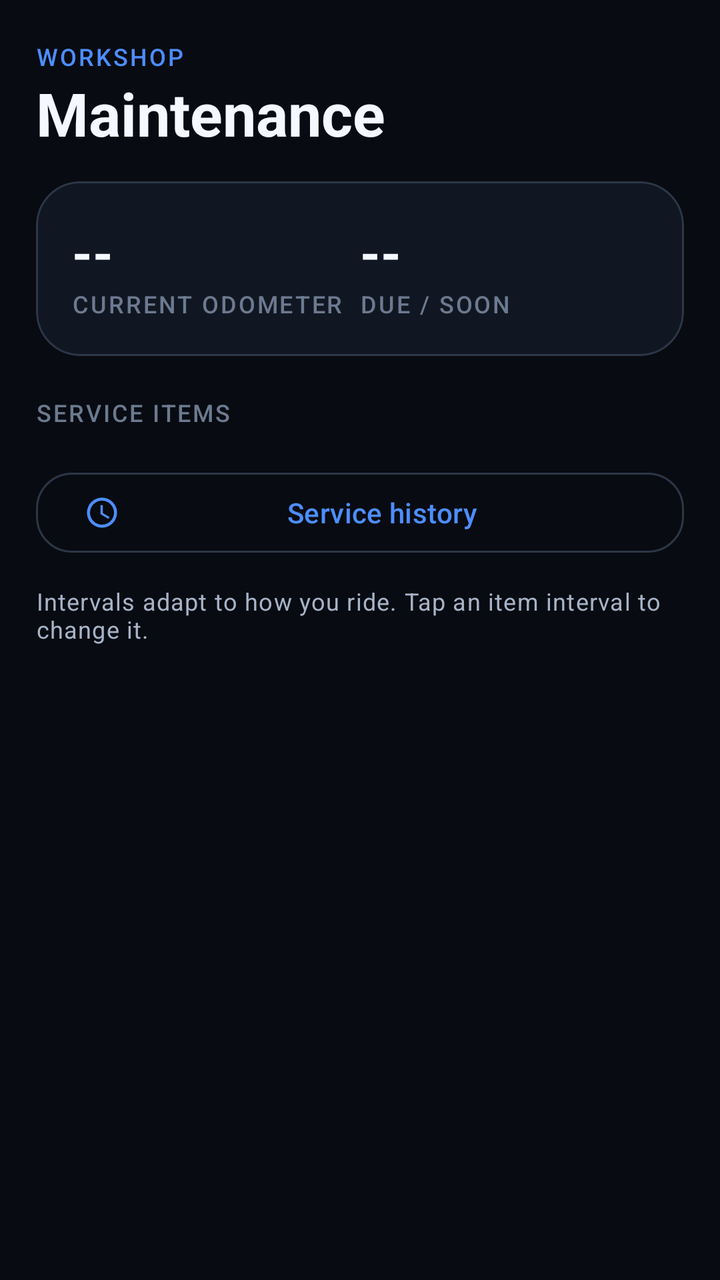
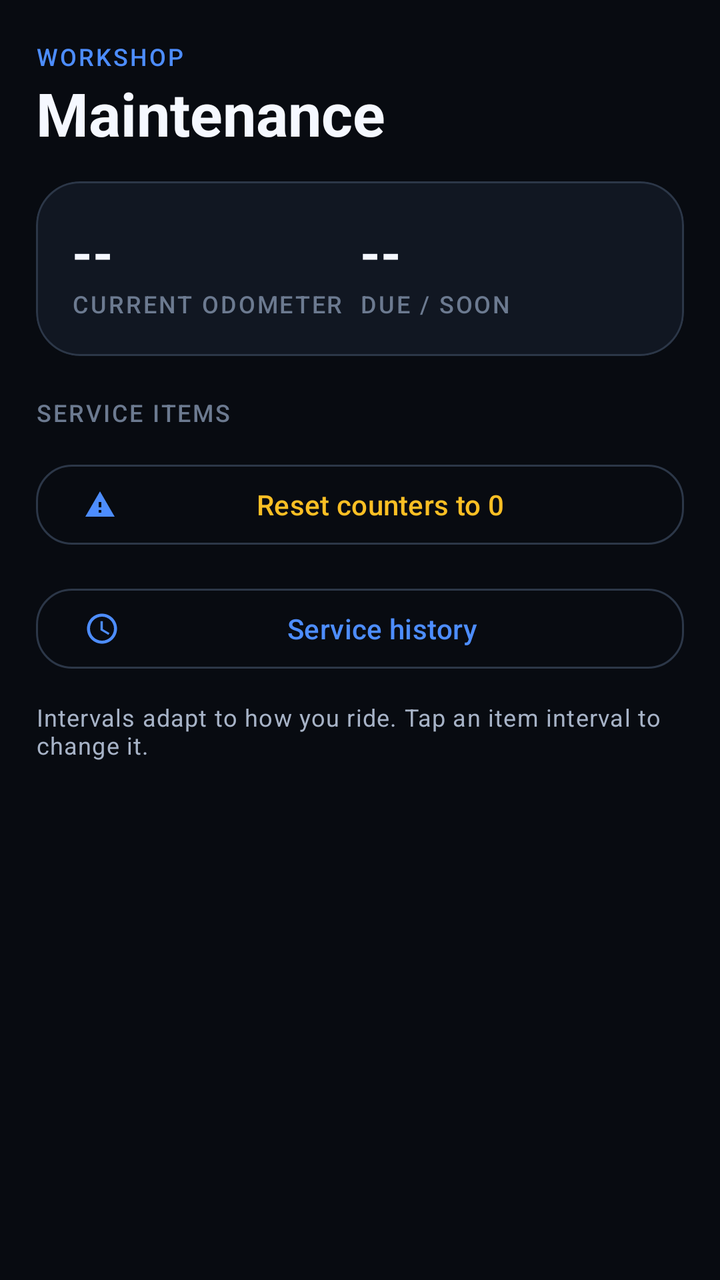

Screens rendered from an Android XML layout before and after an edit, with the pre-edit source and the edit as a unified diff.
<!-- AndroidManifest.xml: application theme Theme.XsrCompanion -->
<!-- res/layout/fragment_maintenance.xml -->
<?xml version="1.0" encoding="utf-8"?>
<ScrollView xmlns:android="http://schemas.android.com/apk/res/android"
    xmlns:app="http://schemas.android.com/apk/res-auto"
    android:layout_width="match_parent"
    android:layout_height="match_parent"
    android:background="@color/bg_dark"
    android:clipToPadding="false"
    android:fillViewport="true"
    android:scrollbars="none">

    <LinearLayout
        android:layout_width="match_parent"
        android:layout_height="wrap_content"
        android:orientation="vertical"
        android:paddingHorizontal="@dimen/screen_pad"
        android:paddingTop="20dp"
        android:paddingBottom="28dp">

        <TextView
            android:layout_width="match_parent"
            android:layout_height="wrap_content"
            android:text="WORKSHOP"
            android:textAppearance="@style/TextAppearance.Xsr.Label"
            android:textColor="@color/primary" />

        <TextView
            android:layout_width="match_parent"
            android:layout_height="wrap_content"
            android:text="Maintenance"
            android:textColor="@color/text_primary"
            android:textSize="30sp"
            android:textStyle="bold" />

        <com.google.android.material.card.MaterialCardView
            style="@style/Widget.Xsr.Card"
            android:layout_width="match_parent"
            android:layout_height="wrap_content"
            android:layout_marginTop="14dp">

            <LinearLayout
                android:layout_width="match_parent"
                android:layout_height="wrap_content"
                android:orientation="horizontal"
                android:padding="@dimen/card_pad">

                <LinearLayout
                    android:layout_width="0dp"
                    android:layout_height="wrap_content"
                    android:layout_weight="1"
                    android:orientation="vertical">

                    <TextView
                        android:id="@+id/tvOdometer"
                        android:layout_width="match_parent"
                        android:layout_height="wrap_content"
                        android:text="--"
                        android:textAppearance="@style/TextAppearance.Xsr.Metric"
                        android:textSize="26sp" />

                    <TextView
                        android:layout_width="match_parent"
                        android:layout_height="wrap_content"
                        android:text="CURRENT ODOMETER"
                        android:textAppearance="@style/TextAppearance.Xsr.Label" />
                </LinearLayout>

                <LinearLayout
                    android:layout_width="0dp"
                    android:layout_height="wrap_content"
                    android:layout_weight="1"
                    android:orientation="vertical">

                    <TextView
                        android:id="@+id/tvDueSummary"
                        android:layout_width="match_parent"
                        android:layout_height="wrap_content"
                        android:text="--"
                        android:textAppearance="@style/TextAppearance.Xsr.Metric"
                        android:textSize="26sp" />

                    <TextView
                        android:layout_width="match_parent"
                        android:layout_height="wrap_content"
                        android:text="DUE / SOON"
                        android:textAppearance="@style/TextAppearance.Xsr.Label" />
                </LinearLayout>
            </LinearLayout>
        </com.google.android.material.card.MaterialCardView>

        <TextView
            android:layout_width="match_parent"
            android:layout_height="wrap_content"
            android:layout_marginTop="20dp"
            android:layout_marginBottom="4dp"
            android:text="SERVICE ITEMS"
            android:textAppearance="@style/TextAppearance.Xsr.Label" />

        <LinearLayout
            android:id="@+id/serviceList"
            android:layout_width="match_parent"
            android:layout_height="wrap_content"
            android:orientation="vertical" />

        <com.google.android.material.button.MaterialButton
            android:id="@+id/btnServiceHistory"
            style="@style/Widget.Xsr.Button.Outlined"
            android:layout_width="match_parent"
            android:layout_height="wrap_content"
            android:layout_marginTop="14dp"
            android:text="Service history"
            app:icon="@drawable/ic_clock"
            app:iconSize="18dp" />

        <TextView
            android:layout_width="match_parent"
            android:layout_height="wrap_content"
            android:layout_marginTop="12dp"
            android:text="Intervals adapt to how you ride. Tap an item interval to change it."
            android:textAppearance="@style/TextAppearance.Xsr.Caption" />
    </LinearLayout>
</ScrollView>
<!-- resources referenced by this layout -->
<resources>
  <color name="bg_dark">#080B11</color>
  <color name="primary">#4D8DFF</color>
  <color name="text_primary">#F5F8FF</color>
  <dimen name="card_pad">18dp</dimen>
  <dimen name="screen_pad">18dp</dimen>
  <!-- drawable ic_clock (drawable) -->
  <vector xmlns:android="http://schemas.android.com/apk/res/android"
      android:width="24dp" android:height="24dp"
      android:viewportWidth="24" android:viewportHeight="24">
      <path android:fillColor="@color/text_secondary"
          android:pathData="M11.99,2C6.47,2 2,6.48 2,12s4.47,10 9.99,10C17.52,22 22,17.52 22,12S17.52,2 11.99,2zM12,20c-4.42,0 -8,-3.58 -8,-8s3.58,-8 8,-8 8,3.58 8,8 -3.58,8 -8,8zM12.5,7H11v6l5.25,3.15 0.75,-1.23 -4.5,-2.67z" />
  </vector>
  <style name="TextAppearance.Xsr.Caption" parent="TextAppearance.Material3.BodySmall">
          <item name="android:textColor">@color/text_secondary</item>
      </style>
  <style name="TextAppearance.Xsr.Label" parent="TextAppearance.Material3.LabelMedium">
          <item name="android:textColor">@color/text_muted</item>
          <item name="android:letterSpacing">0.08</item>
          <item name="android:textAllCaps">true</item>
      </style>
  <style name="TextAppearance.Xsr.Metric" parent="TextAppearance.Material3.HeadlineSmall">
          <item name="android:textColor">@color/text_primary</item>
          <item name="android:textStyle">bold</item>
      </style>
  <style name="Widget.Xsr.Button.Outlined" parent="Widget.Material3.Button.OutlinedButton">
          <item name="cornerRadius">18dp</item>
          <item name="android:minHeight">48dp</item>
          <item name="android:textAllCaps">false</item>
      </style>
  <style name="Widget.Xsr.Card" parent="Widget.Material3.CardView.Filled">
          <item name="cardBackgroundColor">@color/surface</item>
          <item name="cardCornerRadius">22dp</item>
          <item name="cardElevation">0dp</item>
          <item name="strokeColor">@color/outline_color</item>
          <item name="strokeWidth">1dp</item>
          <item name="contentPadding">0dp</item>
      </style>
  <color name="text_secondary">#A7B3C7</color>
  <color name="text_muted">#6C7A90</color>
  <color name="surface">#111722</color>
  <color name="outline_color">#2C3748</color>
  <color name="on_primary">#04122B</color>
  <color name="primary_dim">#1D3A6E</color>
  <color name="secondary">#22D3EE</color>
  <color name="on_secondary">#001F24</color>
  <color name="tertiary">#A78BFA</color>
  <color name="surface_variant">#1A2231</color>
  <color name="accent_red">#F87171</color>
  <style name="Widget.Xsr.Button" parent="Widget.Material3.Button">
          <item name="cornerRadius">18dp</item>
          <item name="android:minHeight">52dp</item>
          <item name="android:textAllCaps">false</item>
      </style>
  <!-- unchanged entries left out for length: 1 -->
</resources>

<!-- the commit's change to res/layout/fragment_maintenance.xml (unified diff, before → after) -->
@@ -102,6 +102,17 @@
             android:orientation="vertical" />
 
         <com.google.android.material.button.MaterialButton
+            android:id="@+id/btnResetCounters"
+            style="@style/Widget.Xsr.Button.Outlined"
+            android:layout_width="match_parent"
+            android:layout_height="wrap_content"
+            android:layout_marginTop="10dp"
+            android:text="Reset counters to 0"
+            android:textColor="@color/accent_amber"
+            app:icon="@drawable/ic_warning"
+            app:iconSize="16dp" />
+
+        <com.google.android.material.button.MaterialButton
             android:id="@+id/btnServiceHistory"
             style="@style/Widget.Xsr.Button.Outlined"
             android:layout_width="match_parent"
<!-- resource entries referenced after the edit -->
@@ -1,5 +1,6 @@
 <!-- resources referenced by this layout -->
 <resources>
+  <color name="accent_amber">#FBBF24</color>
   <color name="bg_dark">#080B11</color>
   <color name="primary">#4D8DFF</color>
   <color name="text_primary">#F5F8FF</color>
@@ -11,6 +12,13 @@
       android:viewportWidth="24" android:viewportHeight="24">
       <path android:fillColor="@color/text_secondary"
           android:pathData="M11.99,2C6.47,2 2,6.48 2,12s4.47,10 9.99,10C17.52,22 22,17.52 22,12S17.52,2 11.99,2zM12,20c-4.42,0 -8,-3.58 -8,-8s3.58,-8 8,-8 8,3.58 8,8 -3.58,8 -8,8zM12.5,7H11v6l5.25,3.15 0.75,-1.23 -4.5,-2.67z" />
+  </vector>
+  <!-- drawable ic_warning (drawable) -->
+  <vector xmlns:android="http://schemas.android.com/apk/res/android"
+      android:width="24dp" android:height="24dp"
+      android:viewportWidth="24" android:viewportHeight="24">
+      <path android:fillColor="@color/accent_amber"
+          android:pathData="M1,21h22L12,2 1,21zM13,18h-2v-2h2v2zM13,14h-2v-4h2v4z" />
   </vector>
   <style name="TextAppearance.Xsr.Caption" parent="TextAppearance.Material3.BodySmall">
           <item name="android:textColor">@color/text_secondary</item>
